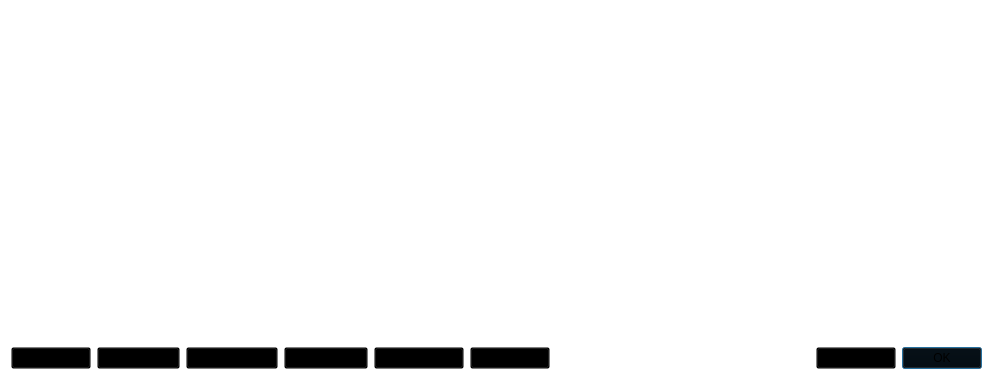
hanzou-x/Flaps, file src/qt/forms/addressbookpage.ui: the form before one commit.
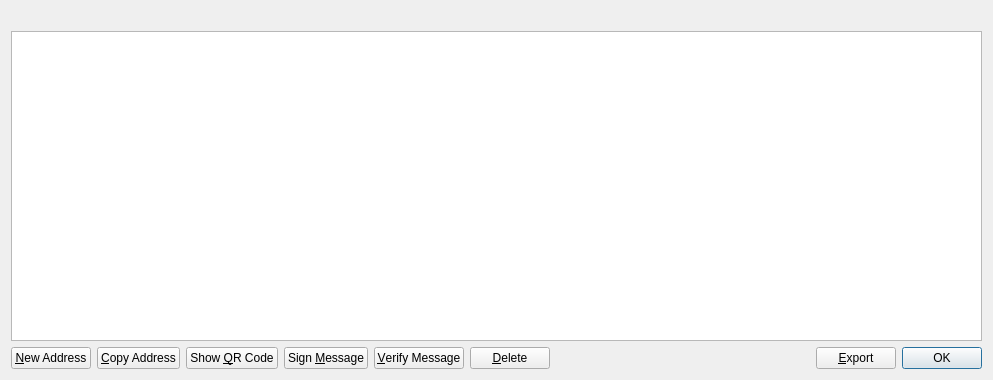
The form after the commit. Icons and pictures are not drawn.

Commit message: Style Sheet Fix SP4.1

Diff of the .ui file:
```diff
--- a/src/qt/forms/addressbookpage.ui
+++ b/src/qt/forms/addressbookpage.ui
@@ -13,9 +13,6 @@
   <property name="windowTitle">
    <string>Address Book</string>
   </property>
-  <property name="styleSheet">
-   <string notr="true">QWidget { background: transparent; }</string>
-  </property>
   <layout class="QVBoxLayout" name="verticalLayout">
    <item>
     <widget class="QLabel" name="labelExplanation">
```
The commit also changes 12 other files.
